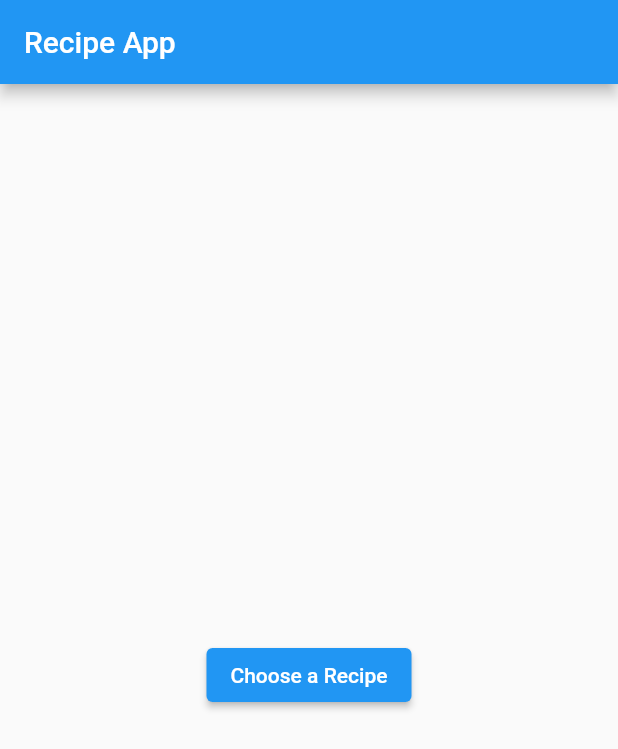
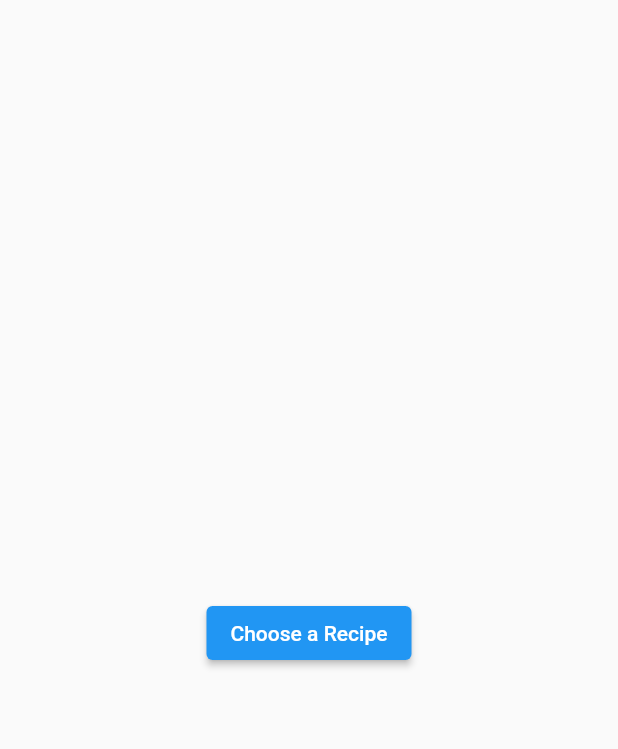
Before and after one commit to FlutterFriends/dinner_dice, a Flutter app: the screen it shows after launch, on a phone screen of 412 x 824 dp. Shown: the top 749 px of the screen. Run offline on Flutter 3.47's test engine with Material 2 defaults, Android fonts, the phone set to English and light mode, and no system bars.

Commit message:
deleted appbar

```diff
--- a/lib/main.dart
+++ b/lib/main.dart
@@ -54,9 +54,6 @@
   @override
   Widget build(BuildContext context) {
     return Scaffold(
-      appBar: AppBar(
-        title: const Text('Recipe App'),
-      ),
       body: Center(
         child: Column(
           mainAxisAlignment: MainAxisAlignment.center,
```
